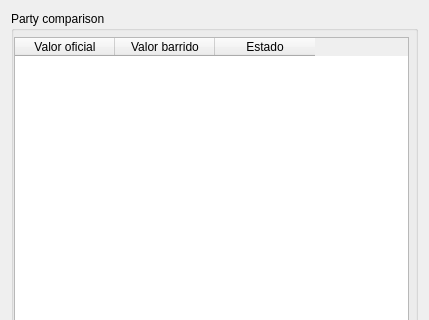
SwissTierrasColombia/Asistente-LADM-COL, file asistente_ladm_col/ui/change_detection/changes_parties_panel_widget.ui: the form before one commit; both pictures show x 0 to 429 and y 0 to 320 of the 429 by 625 pixel window.
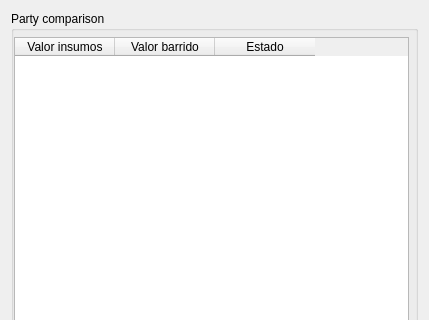
The form after the commit.

```diff
--- a/asistente_ladm_col/ui/change_detection/changes_parties_panel_widget.ui
+++ b/asistente_ladm_col/ui/change_detection/changes_parties_panel_widget.ui
@@ -45,7 +45,7 @@
         </property>
         <column>
          <property name="text">
-          <string>Valor oficial</string>
+          <string>Valor insumos</string>
          </property>
         </column>
         <column>
```
